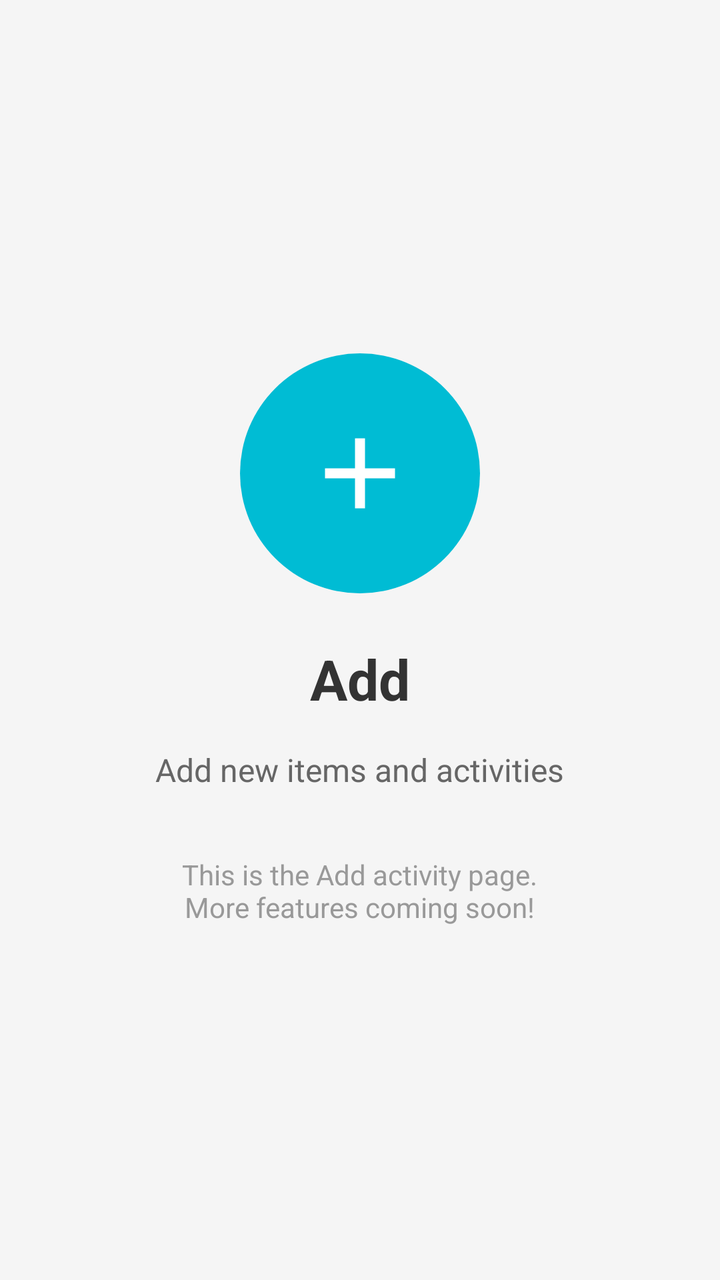
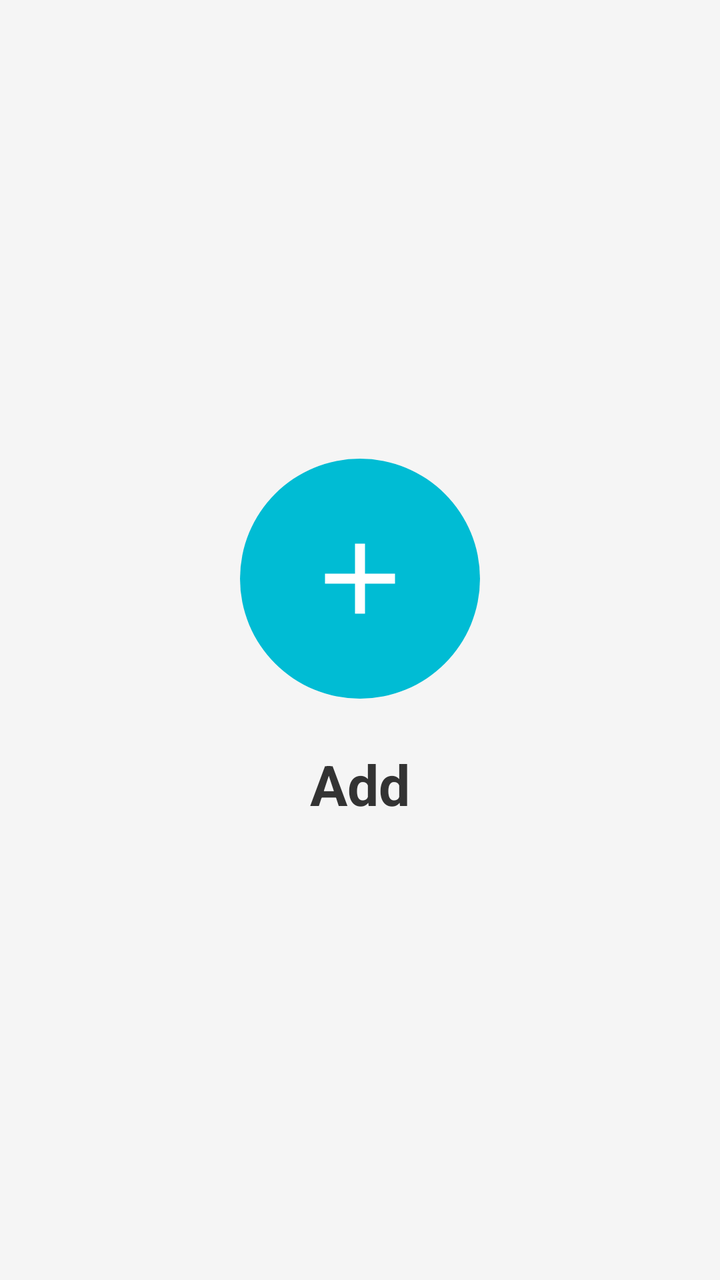

The first picture is an Android layout as it rendered before a commit; the second is the same layout after the commit. The layout source and the unified diff follow.
<!-- AndroidManifest.xml: application theme Theme.MyApp -->
<!-- res/layout/activity_add_plus.xml -->
<?xml version="1.0" encoding="utf-8"?>
<LinearLayout xmlns:android="http://schemas.android.com/apk/res/android"
    xmlns:tools="http://schemas.android.com/tools"
    android:layout_width="match_parent"
    android:layout_height="match_parent"
    android:orientation="vertical"
    android:background="#F5F5F5"
    android:gravity="center"
    android:padding="24dp"
    tools:context=".AddActivity">

    <ImageView
        android:layout_width="120dp"
        android:layout_height="120dp"
        android:src="@drawable/ic_add"
        android:contentDescription="Add Icon"
        android:background="@drawable/circle_background"
        android:backgroundTint="#00BCD4"
        android:padding="30dp"/>

    <TextView
        android:layout_width="wrap_content"
        android:layout_height="wrap_content"
        android:layout_marginTop="24dp"
        android:text="Add"
        android:textSize="28sp"
        android:textStyle="bold"
        android:textColor="#333333" />

    <TextView
        android:layout_width="wrap_content"
        android:layout_height="wrap_content"
        android:layout_marginTop="16dp"
        android:text="Add new items and activities"
        android:textSize="16sp"
        android:textColor="#666666"
        android:gravity="center"
        android:paddingHorizontal="32dp"/>

    <TextView
        android:layout_width="wrap_content"
        android:layout_height="wrap_content"
        android:layout_marginTop="32dp"
        android:text="This is the Add activity page.\nMore features coming soon!"
        android:textSize="14sp"
        android:textColor="#999999"
        android:gravity="center"/>

</LinearLayout>
<!-- resources referenced by this layout -->
<resources>
  <!-- drawable circle_background (drawable) -->
  <?xml version="1.0" encoding="utf-8"?>
  <shape xmlns:android="http://schemas.android.com/apk/res/android"
      android:shape="oval">
      <solid android:color="#6200EE"/>
  </shape>
  <!-- drawable ic_add (drawable) -->
  <vector xmlns:android="http://schemas.android.com/apk/res/android"
      android:width="48dp"
      android:height="48dp"
      android:viewportWidth="24"
      android:viewportHeight="24">
      <path
          android:fillColor="#FFFFFF"
          android:pathData="M19,13h-6v6h-2v-6H5v-2h6V5h2v6h6v2z"/>
  </vector>
  <style name="Theme.MyApp" parent="Base.Theme.MyApp" />
  <style name="Base.Theme.MyApp" parent="Theme.Material3.DayNight.NoActionBar">
          
          
      </style>
</resources>

<!-- the commit's change to res/layout/activity_add_plus.xml (unified diff, before → after) -->
@@ -27,23 +27,4 @@
         android:textStyle="bold"
         android:textColor="#333333" />
 
-    <TextView
-        android:layout_width="wrap_content"
-        android:layout_height="wrap_content"
-        android:layout_marginTop="16dp"
-        android:text="Add new items and activities"
-        android:textSize="16sp"
-        android:textColor="#666666"
-        android:gravity="center"
-        android:paddingHorizontal="32dp"/>
-
-    <TextView
-        android:layout_width="wrap_content"
-        android:layout_height="wrap_content"
-        android:layout_marginTop="32dp"
-        android:text="This is the Add activity page.\nMore features coming soon!"
-        android:textSize="14sp"
-        android:textColor="#999999"
-        android:gravity="center"/>
-
 </LinearLayout>
<!-- resource entries referenced after the edit -->
@@ -18,8 +18,6 @@
   </vector>
   <style name="Theme.MyApp" parent="Base.Theme.MyApp" />
   <style name="Base.Theme.MyApp" parent="Theme.Material3.DayNight.NoActionBar">
-          
-          
       </style>
 </resources>
 
